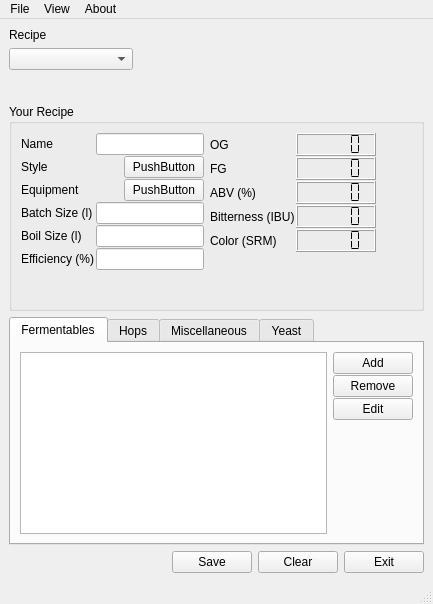
Above: mainWindow.ui from Brewtarget/brewtarget before the change. Below: the same form after it.
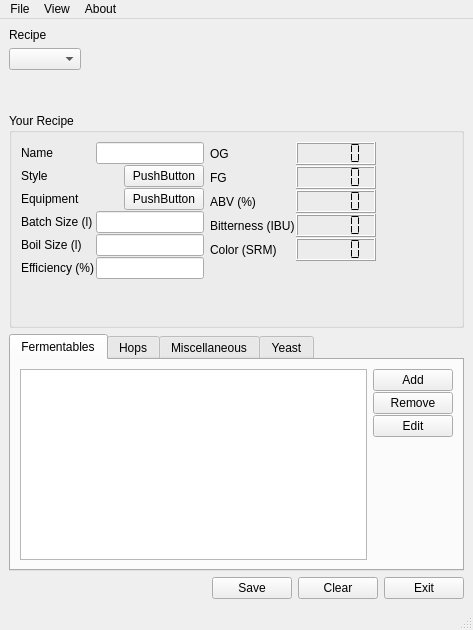
That is the form after the change. Custom widgets are drawn as their Qt base class.

Commit message: We have icons.

Patch:
```diff
--- a/mainWindow.ui
+++ b/mainWindow.ui
@@ -5,8 +5,8 @@
    <rect>
     <x>0</x>
     <y>0</y>
-    <width>433</width>
-    <height>604</height>
+    <width>473</width>
+    <height>630</height>
    </rect>
   </property>
   <property name="windowTitle" >
@@ -17,12 +17,14 @@
     <rect>
      <x>0</x>
      <y>26</y>
-     <width>433</width>
-     <height>555</height>
+     <width>473</width>
+     <height>581</height>
     </rect>
    </property>
    <layout class="QVBoxLayout" name="verticalLayout_9" >
     <item>
+     <layout class="QHBoxLayout" name="horizontalLayout_14" >
+      <item>
      <layout class="QVBoxLayout" name="verticalLayout_8" >
       <item>
        <widget class="QLabel" name="label_12" >
@@ -57,6 +59,28 @@
      </layout>
     </item>
     <item>
+       <spacer name="horizontalSpacer_3" >
+        <property name="orientation" >
+         <enum>Qt::Horizontal</enum>
+        </property>
+        <property name="sizeHint" stdset="0" >
+         <size>
+          <width>40</width>
+          <height>20</height>
+         </size>
+        </property>
+       </spacer>
+      </item>
+      <item>
+       <widget class="QLabel" name="label_Icon" >
+        <property name="text" >
+         <string/>
+        </property>
+       </widget>
+      </item>
+     </layout>
+    </item>
+    <item>
      <layout class="QHBoxLayout" name="horizontalLayout_18" >
       <item>
        <widget class="QGroupBox" name="groupBox" >
@@ -573,8 +597,8 @@
         <rect>
          <x>0</x>
          <y>0</y>
-         <width>411</width>
-         <height>172</height>
+         <width>451</width>
+         <height>180</height>
         </rect>
        </property>
        <attribute name="title" >
@@ -866,7 +890,7 @@
     <rect>
      <x>0</x>
      <y>0</y>
-     <width>433</width>
+     <width>473</width>
      <height>26</height>
     </rect>
    </property>
@@ -901,8 +925,8 @@
    <property name="geometry" >
     <rect>
      <x>0</x>
-     <y>581</y>
-     <width>433</width>
+     <y>607</y>
+     <width>473</width>
      <height>23</height>
     </rect>
    </property>
```
Left out of the diff: 15 changed lines with no effect on the pictures. Lines whose indentation alone changed are shown as unchanged. The commit also changes 8 other files.
